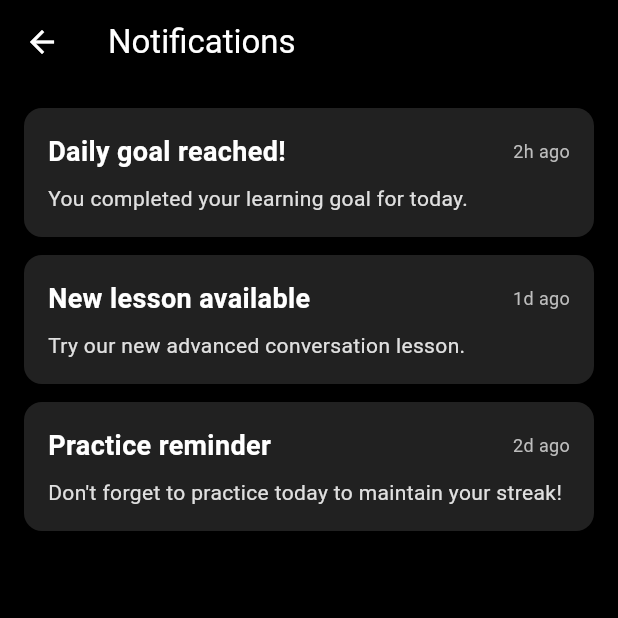
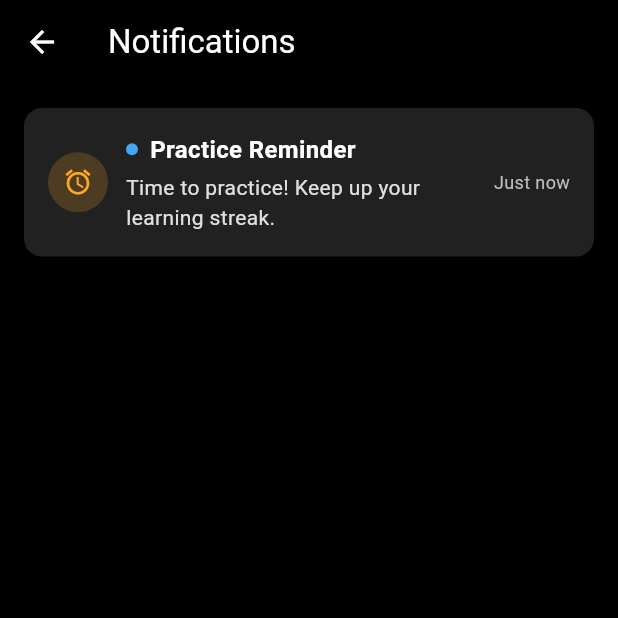
Before and after one commit to Legend0fHell/isle-mobile, a Flutter app: the NotificationsScreen screen opened by its route, on a phone screen of 412 x 824 dp, the top half of it. Run offline on Flutter 3.47's test engine with Material 3 defaults, Android fonts, the light colour scheme and no system bars; our stand-ins replace camera, flutter_dotenv, flutter_secure_storage, flutter_spinkit, permission_handler, video_player and 1 more; missing offline and left inert: bson, mongo_dart, tflite_flutter; accounts and stored records are empty.

Commit message:
notification finished, missing notification count

```diff
--- a/lib/screens/detection_screen.dart
+++ b/lib/screens/detection_screen.dart
@@ -21,7 +21,6 @@ class _DetectionScreenState extends State<DetectionScreen> {
 
   @override
   Widget build(BuildContext context) {
-    // return Text("idle");
     return Scaffold(
       body: Column(
         children: [
@@ -48,6 +47,7 @@ class _DetectionScreenState extends State<DetectionScreen> {
                 return Container(
                   padding: const EdgeInsets.all(16),
                   child: Column(
+                    mainAxisSize: MainAxisSize.min,
                     crossAxisAlignment: CrossAxisAlignment.stretch,
                     children: [
                       // Current word display
@@ -69,12 +69,14 @@ class _DetectionScreenState extends State<DetectionScreen> {
                                 : Colors.black,
                           ),
                           textAlign: TextAlign.center,
+                          overflow: TextOverflow.ellipsis,
+                          maxLines: 1,
                         ),
                       ),
 
                       const SizedBox(height: 12),
 
-                      // Full text display
+                      // Full text display with proper overflow handling
                       Expanded(
                         child: Container(
                           width: double.infinity,
@@ -83,29 +85,48 @@ class _DetectionScreenState extends State<DetectionScreen> {
                             border: Border.all(color: Colors.grey.shade300),
                             borderRadius: BorderRadius.circular(12),
                           ),
+                          child: Scrollbar(
                             child: SingleChildScrollView(
+                              child: ConstrainedBox(
+                                constraints: BoxConstraints(
+                                  minHeight: 0,
+                                ),
                                 child: Text(
-                              service.text,
-                              style: const TextStyle(fontSize: 20),
+                                  service.text.isEmpty ? "Start signing to see text appear here..." : service.text,
+                                  style: TextStyle(
+                                    fontSize: 20,
+                                    color: service.text.isEmpty ? Colors.grey.shade600 : Colors.black,
+                                  ),
+                                  softWrap: true,
                                 ),
                               ),
                             ),
                           ),
+                        ),
+                      ),
+
                       const SizedBox(height: 16),
-                      Row(
+
+                      // Button row with overflow prevention
+                      SingleChildScrollView(
+                        scrollDirection: Axis.horizontal,
+                        child: Row(
                           mainAxisAlignment: MainAxisAlignment.spaceEvenly,
                           children: [
                             IconButton(
                               icon: const Icon(Icons.backspace),
                               onPressed: () => service.backspace(),
+                              tooltip: 'Backspace',
                             ),
                             IconButton(
                               icon: const Icon(Icons.space_bar),
                               onPressed: () => service.selectSuggestion(" "),
+                              tooltip: 'Add Space',
                             ),
                             IconButton(
                               icon: const Icon(Icons.clear),
                               onPressed: () => service.clearText(),
+                              tooltip: 'Clear All',
                             ),
                             IconButton(
                               icon: const Icon(Icons.cameraswitch),
@@ -125,8 +146,10 @@ class _DetectionScreenState extends State<DetectionScreen> {
                                   );
                                 }
                               },
+                              tooltip: 'Switch Camera',
                             ),
                           ],
+                        ),
                       ),
                     ],
                   ),
--- a/lib/screens/lesson_detail_screen.dart
+++ b/lib/screens/lesson_detail_screen.dart
@@ -166,12 +166,6 @@ class _LessonDetailScreenState extends State<LessonDetailScreen> {
 
   Color _getLessonColor() {
     switch (widget.lesson.objId) {
-      case 1:
-        return Colors.green;
-      case 2:
-        return Colors.orange;
-      case 3:
-        return Colors.blue;
       default:
         return Colors.purple;
     }
--- a/lib/screens/notifications_screen.dart
+++ b/lib/screens/notifications_screen.dart
@@ -1,7 +1,129 @@
 import 'package:flutter/material.dart';
+import '../widgets/notification_card_widget.dart'; // Import your NotificationCard widget
+import '../services/mongodb_service.dart';
 
-class NotificationsScreen extends StatelessWidget {
+class NotificationsScreen extends StatefulWidget {
   const NotificationsScreen({super.key});
+
+  @override
+  State<NotificationsScreen> createState() => _NotificationsScreenState();
+}
+
+class _NotificationsScreenState extends State<NotificationsScreen> {
+  Set<DateTime> practicedDates = {};
+  DateTime createdDate = DateTime.now();
+  bool isLoading = true;
+
+  @override
+  void initState() {
+    super.initState();
+    _loadLessons();
+  }
+
+  Future<void> _loadLessons() async {
+    try {
+      final practiced_dates = await _getDailyGoalReachedDates();
+      final created_date = await _getCreatedDate();
+      setState(() {
+        practicedDates = practiced_dates;
+        createdDate = created_date;
+        isLoading = false;
+      });
+    } catch (e) {
+      print('Error loading lessons: $e');
+      setState(() {
+        isLoading = false;
+      });
+    }
+  }
+
+  // Extract daily goal reached notifications based on lessons data
+  Future<Set<DateTime>> _getDailyGoalReachedDates() async {
+    // Example logic: Check if user completed lessons today
+    final progressCollection = await MongoDBService.getProgressCurrentUser(context);
+    Map<DateTime, int> dateCount = {};
+
+    for (var entry in progressCollection) {
+      DateTime fullDate = entry['finished_at'];
+      DateTime justDate = DateTime(fullDate.year, fullDate.month, fullDate.day);
+
+      dateCount.update(justDate, (count) => count + 1, ifAbsent: () => 1);
+    };
+
+    Set<DateTime> frequentDates = dateCount.entries
+        .where((entry) => entry.value >= 3)
+        .map((entry) => entry.key)
+        .toSet();
+
+    return frequentDates;
+  }
+
+  Future<DateTime> _getCreatedDate() async {
+    final userProfile = await MongoDBService.getUserProfile(context);
+
+    return DateTime.parse(userProfile?["created_at"]);
+  }
+
+  // Generate practice reminder notifications
+  List<NotificationCard> _generatePracticeReminders() {
+    List<NotificationCard> reminders = [];
+    DateTime now = DateTime.now();
+    DateTime startDate = DateTime(createdDate.year, createdDate.month, createdDate.day);
+    DateTime currentDate = DateTime(now.year, now.month, now.day);
+
+    // Calculate days since account creation
+    int daysSinceCreation = currentDate.difference(startDate).inDays;
+
+    for (int i = 0; i <= daysSinceCreation; i++) {
+      DateTime reminderDate = startDate.add(Duration(days: i));
+      DateTime notificationTime;
+
+      // For the first day (creation day), use the actual creation time
+      if (i == 0) {
+        notificationTime = createdDate;
+      } else {
+        // For subsequent days, set to 12:00 AM (midnight)
+        notificationTime = DateTime(reminderDate.year, reminderDate.month, reminderDate.day, 0, 0);
+      }
+
+      reminders.add(
+        NotificationCard(
+          title: 'Practice Reminder',
+          initialIsRead: i != daysSinceCreation,
+          message: 'Time to practice! Keep up your learning streak.',
+          timestamp: notificationTime,
+          type: 'practice_reminder',
+        ),
+      );
+    }
+
+    return reminders;
+  }
+
+  // Generate daily goal reached notifications
+  List<NotificationCard> _generateDailyGoalNotifications() {
+    List<NotificationCard> notifications = [];
+    DateTime today = DateTime.now();
+
+    for (DateTime practiceDate in practicedDates) {
+
+      bool isSameDate = practiceDate.year == today.year &&
+          practiceDate.month == today.month &&
+          practiceDate.day == today.day;
+
+      notifications.add(
+        NotificationCard(
+          title: 'Daily Goal Reached',
+          initialIsRead: !isSameDate,
+          message: 'Congratulations! You\'ve completed your daily practice goal.',
+          timestamp: practiceDate,
+          type: 'daily_goal_reached',
+        ),
+      );
+    }
+
+    return notifications;
+  }
 
   @override
   Widget build(BuildContext context) {
@@ -12,70 +134,27 @@ class NotificationsScreen extends StatelessWidget {
         iconTheme: const IconThemeData(color: Colors.white),
       ),
       backgroundColor: Colors.black,
-      body: ListView(
+      body: isLoading
+          ? const Center(
+        child: CircularProgressIndicator(color: Colors.white),
+      )
+          : ListView(
         padding: const EdgeInsets.all(16),
-        children: [
-          _buildNotificationCard(
-            'Daily goal reached!',
-            'You completed your learning goal for today.',
-            '2h ago',
-          ),
-          _buildNotificationCard(
-            'New lesson available',
-            'Try our new advanced conversation lesson.',
-            '1d ago',
-          ),
-          _buildNotificationCard(
-            'Practice reminder',
-            'Don\'t forget to practice today to maintain your streak!',
-            '2d ago',
-          ),
-        ],
+        children: _getAllNotifications(),
       ),
     );
   }
 
-  Widget _buildNotificationCard(String title, String message, String time) {
-    return Card(
-      color: Colors.grey.shade900,
-      margin: const EdgeInsets.only(bottom: 12),
-      child: Padding(
-        padding: const EdgeInsets.all(16),
-        child: Column(
-          crossAxisAlignment: CrossAxisAlignment.start,
-          children: [
-            Row(
-              children: [
-                Expanded(
-                  child: Text(
-                    title,
-                    style: const TextStyle(
-                      color: Colors.white,
-                      fontSize: 18,
-                      fontWeight: FontWeight.bold,
-                    ),
-                  ),
-                ),
-                Text(
-                  time,
-                  style: TextStyle(
-                    color: Colors.grey.shade400,
-                    fontSize: 12,
-                  ),
-                ),
-              ],
-            ),
-            const SizedBox(height: 8),
-            Text(
-              message,
-              style: TextStyle(
-                color: Colors.grey.shade300,
-                fontSize: 14,
-              ),
-            ),
-          ],
-        ),
-      ),
-    );
+  // Get all notifications sorted by timestamp
+  List<Widget> _getAllNotifications() {
+    List<NotificationCard> allNotifications = [
+      ..._generatePracticeReminders(),
+      ..._generateDailyGoalNotifications(),
+    ];
+
+    // Sort notifications by timestamp (most recent first)
+    allNotifications.sort((a, b) => b.timestamp.compareTo(a.timestamp));
+
+    return allNotifications.cast<Widget>();
   }
 }
--- a/lib/services/lesson_service.dart
+++ b/lib/services/lesson_service.dart
@@ -4,8 +4,6 @@ import 'package:isle/models/lesson_model.dart';
 import 'package:isle/services/mongodb_service.dart';
 import 'package:isle/utils/logger.dart';
 import 'package:bson/bson.dart';
-
-import '../models/lesson_model.dart';
 
 class LessonService {
   // Get a lesson by its ID
@@ -33,8 +31,8 @@ class LessonService {
     try {
       await MongoDBService.initialize();
 
-      final lessonsCollection = MongoDBService.getCollection('lessons');
-      final lessonContentsCollection = MongoDBService.getCollection('lessoncontents');
+      final lessonsCollection = await MongoDBService.getCollection('lessons');
+      final lessonContentsCollection = await MongoDBService.getCollection('lessoncontents');
       final progressCollection = await MongoDBService.getProgressCurrentUser(context); // e.g., [{ lesson_id, finished_at }]
 
       final lessonsCursor = await lessonsCollection.find().toList();
--- a/lib/services/mongodb_service.dart
+++ b/lib/services/mongodb_service.dart
@@ -53,11 +53,20 @@ class MongoDBService {
   }
 
   // Get user profile from MongoDB
-  static Future<Map<String, dynamic>?> getUserProfile(String userId) async {
+  static Future<Map<String, dynamic>?> getUserProfile(BuildContext context) async {
     try {
+
+      final authProvider = Provider.of<AuthProvider>(context, listen: false);
+
+      final userId = authProvider.user?["_id"]; // Adjust this based on your Auth model
+
+      print("GET PROGRESS");
+      print(authProvider.isAuthenticated);
+      print(userId);
+
       final usersCollection = getCollection('users');
-      final objectId = ObjectId.parse(userId); // Convert string to ObjectId
-      final userData = await usersCollection.findOne({'_id': objectId});
+
+      final userData = await usersCollection.findOne({'_id': userId});
 
       return userData;
     } catch (e) {
@@ -133,20 +142,13 @@ class MongoDBService {
 
   static Future<List<Map<String, dynamic>>> getProgressCurrentUser(BuildContext context) async {
     try {
-      final authProvider = Provider.of<AuthProvider>(context, listen: false);
 
-      final userId = authProvider.user?["_id"]; // Adjust this based on your Auth model
-
-      print("GET PROGRESS");
-      print(authProvider.isAuthenticated);
-      print(userId);
-
-      final userData = await getUserProfile(userId.toHexString());
+      final userData = await getUserProfile(context);
 
       print("GET PROGRESS: GET USER ID");
 
       if (userData == null) {
-        AppLogger.info('User not found with ID: $userId');
+        AppLogger.info('User not found');
         return [];
       }
 
--- a/lib/widgets/interactive_exercise_widget.dart
+++ b/lib/widgets/interactive_exercise_widget.dart
@@ -1,6 +1,5 @@
 import 'package:flutter/material.dart';
 import '../models/lesson_model.dart';
-import 'video_player_widget.dart';
 
 class InteractiveExerciseWidget extends StatefulWidget {
   final LessonContent exercise;
--- a/lib/widgets/lesson_card_widget.dart
+++ b/lib/widgets/lesson_card_widget.dart
@@ -76,12 +76,6 @@ class LessonCardWidget extends StatelessWidget {
 
   Color _getLessonColor() {
     switch (lesson.objId) {
-      case 1:
-        return Colors.green;
-      case 2:
-        return Colors.orange;
-      case 3:
-        return Colors.blue;
       default:
         return Colors.purple;
     }
--- a/lib/widgets/notification_card_widget.dart
+++ b/lib/widgets/notification_card_widget.dart
@@ -0,0 +1,179 @@
+import 'package:flutter/material.dart';
+
+class NotificationCard extends StatefulWidget {
+  final String title;
+  final String message;
+  final DateTime timestamp;
+  final String? type;
+  final VoidCallback? onTap;
+  final bool initialIsRead;
+  final Color? backgroundColor;
+  final Color? readBackgroundColor;
+  final EdgeInsetsGeometry? margin;
+  final EdgeInsetsGeometry? padding;
+
+  const NotificationCard({
+    super.key,
+    required this.title,
+    required this.message,
+    required this.timestamp,
+    this.type,
+    this.onTap,
+    this.initialIsRead = false,
+    this.backgroundColor,
+    this.readBackgroundColor,
+    this.margin = const EdgeInsets.only(bottom: 12),
+    this.padding = const EdgeInsets.all(16),
+  });
+
+  @override
+  State<NotificationCard> createState() => _NotificationCardState();
+}
+
+class _NotificationCardState extends State<NotificationCard> {
+  late bool isRead;
+
+  @override
+  void initState() {
+    super.initState();
+    isRead = widget.initialIsRead;
+  }
+
+  void _handleTap() {
+    setState(() {
+      isRead = true;
+    });
+    widget.onTap?.call();
+  }
+
+  String _formatTimestamp(DateTime timestamp) {
+    final now = DateTime.now();
+    final difference = now.difference(timestamp);
+
+    if (difference.inDays > 0) {
+      return '${difference.inDays}d ago';
+    } else if (difference.inHours > 0) {
+      return '${difference.inHours}h ago';
+    } else if (difference.inMinutes > 0) {
+      return '${difference.inMinutes}m ago';
+    } else {
+      return 'Just now';
+    }
+  }
+
+  IconData _getNotificationIcon() {
+    switch (widget.type) {
+      case 'practice_reminder':
+        return Icons.alarm;
+      case 'daily_goal_reached':
+        return Icons.emoji_events;
+      default:
+        return Icons.notifications;
+    }
+  }
+
+  Color _getNotificationIconColor() {
+    switch (widget.type) {
+      case 'practice_reminder':
+        return Colors.orange.shade400;
+      case 'daily_goal_reached':
+        return Colors.green.shade400;
+      default:
+        return Colors.blue.shade400;
+    }
+  }
+
+  @override
+  Widget build(BuildContext context) {
+    final cardColor = isRead
+        ? (widget.readBackgroundColor ?? Colors.grey.shade800)
+        : (widget.backgroundColor ?? Colors.grey.shade900);
+
+    return Card(
+      color: cardColor,
+      margin: widget.margin,
+      child: InkWell(
+        onTap: _handleTap,
+        borderRadius: BorderRadius.circular(12),
+        child: Padding(
+          padding: widget.padding!,
+          child: Column(
+            crossAxisAlignment: CrossAxisAlignment.start,
+            children: [
+              Row(
+                children: [
+                  // Notification type icon
+                  Container(
+                    width: 40,
+                    height: 40,
+                    margin: const EdgeInsets.only(right: 12),
+                    decoration: BoxDecoration(
+                      color: _getNotificationIconColor().withOpacity(0.2),
+                      shape: BoxShape.circle,
+                    ),
+                    child: Icon(
+                      _getNotificationIcon(),
+                      color: _getNotificationIconColor(),
+                      size: 20,
+                    ),
+                  ),
+                  Expanded(
+                    child: Column(
+                      crossAxisAlignment: CrossAxisAlignment.start,
+                      children: [
+                        Row(
+                          children: [
+                            // Unread indicator
+                            if (!isRead)
+                              Container(
+                                width: 8,
+                                height: 8,
+                                margin: const EdgeInsets.only(right: 8),
+                                decoration: BoxDecoration(
+                                  color: Colors.blue.shade400,
+                                  shape: BoxShape.circle,
+                                ),
+                              ),
+                            Expanded(
+                              child: Text(
+                                widget.title,
+                                style: TextStyle(
+                                  color: Colors.white,
+                                  fontSize: 16,
+                                  fontWeight: isRead ? FontWeight.w500 : FontWeight.bold,
+                                ),
+                                overflow: TextOverflow.ellipsis,
+                                maxLines: 1,
+                              ),
+                            ),
+                          ],
+                        ),
+                        const SizedBox(height: 4),
+                        Text(
+                          widget.message,
+                          style: TextStyle(
+                            color: Colors.grey.shade300,
+                            fontSize: 14,
+                          ),
+                          overflow: TextOverflow.fade,
+                          maxLines: 2,
+                        ),
+                      ],
+                    ),
+                  ),
+                  Text(
+                    _formatTimestamp(widget.timestamp),
+                    style: TextStyle(
+                      color: Colors.grey.shade400,
+                      fontSize: 12,
+                    ),
+                  ),
+                ],
+              ),
+            ],
+          ),
+        ),
+      ),
+    );
+  }
+}
```
Also changed, not shown: 1 other file. Lines whose indentation alone changed are shown as unchanged.
